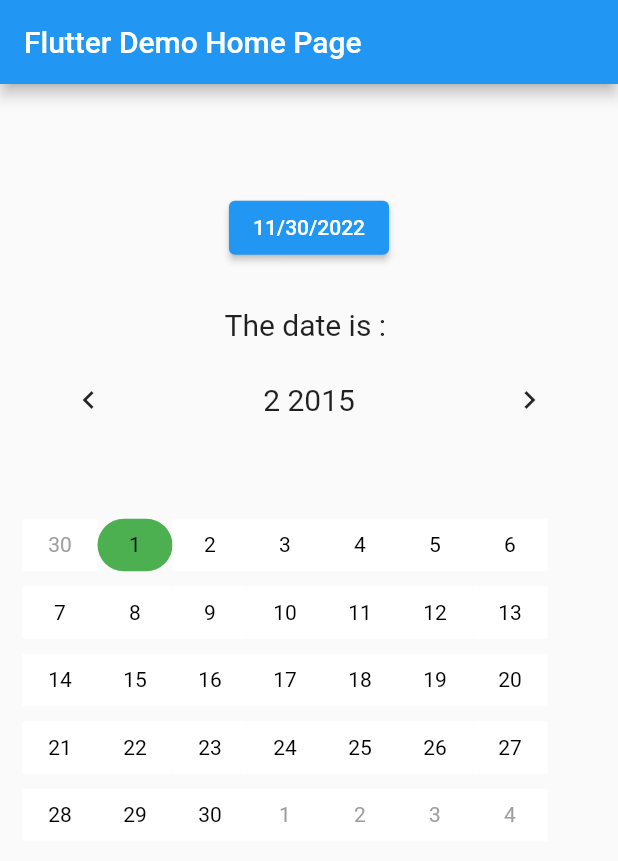
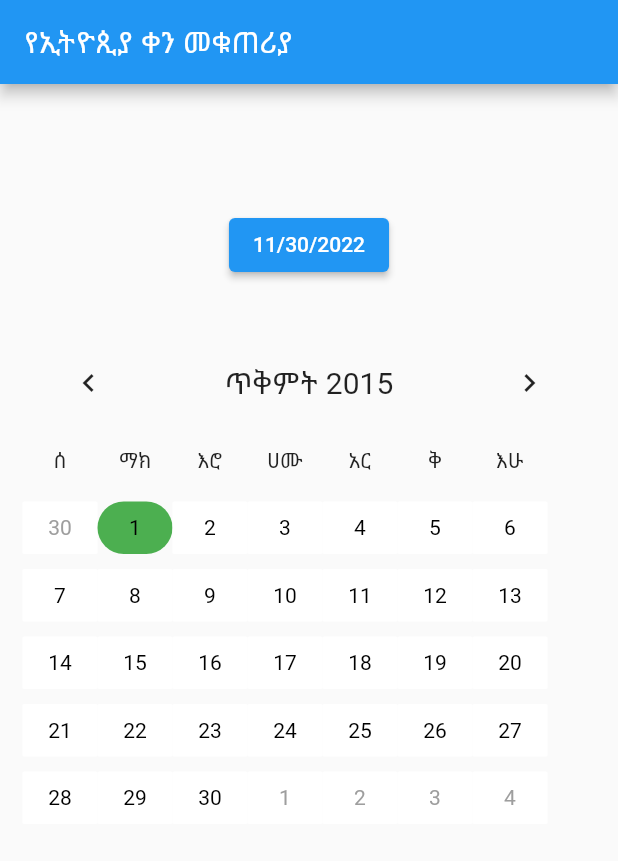
Before and after one commit to bininebro/flutter_ethiopia_date, a Flutter app: the screen it shows after launch, after a tap on the "chevron left" icon, on a phone screen of 412 x 824 dp. Shown: the top 861 px of the screen. Run offline on Flutter 3.47's test engine with Material 2 defaults, Android fonts, the phone set to English and light mode, and no system bars.

Commit message:
Amharic word is added

```diff
--- a/lib/main.dart
+++ b/lib/main.dart
@@ -6,6 +6,7 @@ import 'generate_calander.dart';
 import 'package:intl/intl.dart';
 
 import 'mvc/model/ethiopian_date.dart';
+import 'widgets/day_display.dart';
 
 void main() {
   runApp(const MyApp());
@@ -22,7 +23,12 @@ class MyApp extends StatelessWidget {
       theme: ThemeData(
         primarySwatch: Colors.blue,
       ),
-      home: const MyHomePage(title: 'Flutter Demo Home Page'),
+
+     supportedLocales: const [
+      Locale('en', 'US'),
+    Locale('am','ET'),
+    ],
+      home: const MyHomePage(title: 'የኢትዮጲያ ቀን መቁጠሪያ'),
     );
   }
 }
@@ -38,6 +44,7 @@ class MyHomePage extends StatefulWidget {
 
 class _MyHomePageState extends State<MyHomePage> {
   DateTime selectedDate = DateTime.now();
+  bool isVisible =true;
   EthiopianDate date = EthiopianDateConverter.calculateDate(DateTime.now());
 
   Future<void> selectDate(BuildContext context) async {
@@ -49,6 +56,7 @@ class _MyHomePageState extends State<MyHomePage> {
     if (picked != null && picked != selectedDate) {
       setState(() {
         selectedDate = picked;
+        isVisible =true;
         date = EthiopianDateConverter.calculateDate(selectedDate);
       });
     }
@@ -70,10 +78,10 @@ class _MyHomePageState extends State<MyHomePage> {
                 },
                 child: Text(DateFormat.yMd().format(selectedDate))),
             const SizedBox(height: 29),
-            Text(
-              'The date is : ${date.date}',
+          Visibility(visible:isVisible ,child:  Text(
+              'ቀኑ  ${date.toStringFormat('MMM dd yyyy')}  ነው',
               style: const TextStyle(fontSize: 20),
-            ),
+            ),),
             Padding(
               padding: const EdgeInsets.all(15.0),
               child: SizedBox(
@@ -96,11 +104,12 @@ class _MyHomePageState extends State<MyHomePage> {
                             month -= 1;
                           }
                           setState(() {
+                            isVisible =false;
                             date = EthiopianDate(1, month, year, '', 0);
                           });
                         }, child: const Icon(Icons.chevron_left)),
                         Text(
-                          '${date.month} ${date.year}',
+                          date.toStringFormat('MMM yyyy'),
                           style: const TextStyle(fontSize: 20),
                         ),
                         MaterialButton(onPressed: () {
@@ -113,6 +122,7 @@ class _MyHomePageState extends State<MyHomePage> {
                             month += 1;
                           }
                           setState(() {
+                            isVisible =false;
                             date = EthiopianDate(1, month, year, '', 0);
                           });
                         }, child: const Icon(Icons.chevron_right)),
@@ -120,20 +130,14 @@ class _MyHomePageState extends State<MyHomePage> {
                     ),
                     const SizedBox(height: 10),
                     Row(
-                      children: [
-                        Container(
-                          width: 50,
-
-                          height: 35,
-                          child: Center(
-                            child: Text(
-                             '',
-                              textAlign: TextAlign.center,
-
-                            ),
-
-                          ),
-                        )
+                      children: const [
+                      DayDisplay(text:'ሰ'),
+                      DayDisplay(text:'ማክ'),
+                      DayDisplay(text:'እሮ'),
+                      DayDisplay(text:'ሀሙ'),
+                      DayDisplay(text:'አር'),
+                      DayDisplay(text:'ቅ'),
+                      DayDisplay(text:'እሁ'),
                       ],
                     ),
                     const SizedBox(height: 10),
--- a/lib/mvc/model/ethiopian_date.dart
+++ b/lib/mvc/model/ethiopian_date.dart
@@ -1,3 +1,5 @@
+import 'split_characters.dart';
+
 class EthiopianDate {
   final int month;
   final int day;
@@ -24,4 +26,199 @@ class EthiopianDate {
   static const int hamle = 11;
   static const int nehasa = 12;
   static const int pagume = 13;
+
+
+  SplitCharacters getCarcters(String text) {
+    final characters = [' ', '  ', '-', '/', '_', ',',', ',':',' ,'];
+    List<String> charchterslist =[];
+    for (int i = 0; i < characters.length; i++) {
+      var spliced = text.split(characters[i]);
+      if (spliced.length > 1) {
+
+        return SplitCharacters(characters[i], spliced, true);
+      }
+    }
+    return SplitCharacters('', [text], true);
+  }
+
+  String toStringFormat(String? format) {
+    String stringDate = '';
+
+    var splited = getCarcters(format ?? '');
+
+    if (format != null || splited.isSuccess) {
+      String tempDate = '';
+      for (int i = 0; i < splited.splitted.length; i++) {
+        String convertedString='';
+        switch (splited.splitted[i]) {
+          case "yyyy":
+            {
+              convertedString = '$year';
+            }
+            break;
+          case "yy":
+            {
+              convertedString = '$year'.substring(0,2);
+            }
+            break;
+          case "M":
+            {
+              convertedString = '$month';
+            }
+            break;
+          case "MM":
+            {
+              convertedString = ConvertMonthShort(month);
+            }
+            break;
+          case "MMM":
+            {
+              convertedString = ConvertMonth(month);
+            }
+            break;
+          case "d":
+            {
+              convertedString = '$day';
+            }
+            break;
+          case "dd":
+            {
+              convertedString = '$day';
+            }
+            break;
+          case "E":
+            {
+              convertedString = ConvertDateShort(weekDays);
+            }
+            break;
+          case "EEEE":
+            {
+              convertedString = ConvertDate(weekDays);
+            }
+            break;
+          default:
+            {
+              convertedString = '';
+            }
+            break;
+        }
+        if (i < splited.splitted.length - 1) {
+          tempDate += (convertedString +splited.characters) ;
+        }
+        else{
+          tempDate += convertedString ;
+        }
+      }
+      stringDate = tempDate;
+    }
+    return stringDate;
+  }
+
+  String ConvertDate(int weekdays) {
+    switch (month) {
+      case 1:
+        return 'ሰኞ';
+      case 2:
+        return 'ማክሰኞ';
+      case 3:
+        return 'ሮብ';
+      case 4:
+        return 'ኀሙስ';
+      case 5:
+        return 'አርብ';
+      case 6:
+        return 'ቅዳሜ';
+      case 7:
+        return 'እሑድ';
+      default:
+        return 'ሰኞ';
+    }
+  }
+
+  String ConvertDateShort(int weekdays) {
+    switch (month) {
+      case 1:
+        return 'ሰ';
+      case 2:
+        return 'ማ';
+      case 3:
+        return 'ሮ';
+      case 4:
+        return 'ኀሙ';
+      case 5:
+        return 'አር';
+      case 6:
+        return 'ቅ';
+      case 7:
+        return 'እ';
+      default:
+        return 'ሰ';
+    }
+  }
+
+  String ConvertMonthShort(int month) {
+    switch (month) {
+      case 1:
+        return 'መስ';
+      case 2:
+        return 'ጥ';
+      case 3:
+        return 'ሕ';
+      case 4:
+        return 'ታሕ';
+      case 5:
+        return 'ጥር';
+      case 6:
+        return 'የካ';
+      case 7:
+        return 'መጋ';
+      case 8:
+        return 'ሚያ';
+      case 9:
+        return 'ግን';
+      case 10:
+        return 'ሰኔ';
+      case 11:
+        return 'ሐም';
+      case 12:
+        return 'ነ';
+      case 13:
+        return 'ጳጉ';
+      default:
+        return 'መስ';
+    }
+  }
+
+  String ConvertMonth(int month) {
+    switch (month) {
+      case 1:
+        return 'መስከረም';
+      case 2:
+        return 'ጥቅምት';
+      case 3:
+        return 'ሕዳር';
+      case 4:
+        return 'ታሕሣስ';
+      case 5:
+        return 'ጥር';
+      case 6:
+        return 'የካቲት';
+      case 7:
+        return 'መጋቢት';
+      case 8:
+        return 'ሚያዚያ';
+      case 9:
+        return 'ግንቦት';
+      case 10:
+        return 'ሰኔ';
+      case 11:
+        return 'ሐምሌ';
+      case 12:
+        return 'ነሐሴ	';
+      case 13:
+        return 'ጳጉሜ';
+      default:
+        return 'መስከረም';
+    }
+  }
 }
--- /dev/null
+++ b/lib/widgets/day_display.dart
@@ -0,0 +1,23 @@
+import 'package:flutter/material.dart';
+
+class DayDisplay extends StatelessWidget {
+  final String text;
+  const DayDisplay({Key? key, required this.text}) : super(key: key);
+
+  @override
+  Widget build(BuildContext context) {
+    return  SizedBox(
+      width: 50,
+
+      height: 35,
+      child: Center(
+        child: Text(
+        text,
+          textAlign: TextAlign.center,
+
+        ),
+
+      ),
+    );
+  }
+}
```
Also changed, not shown: lib/calculate_date.dart (+1 -176 lines).
